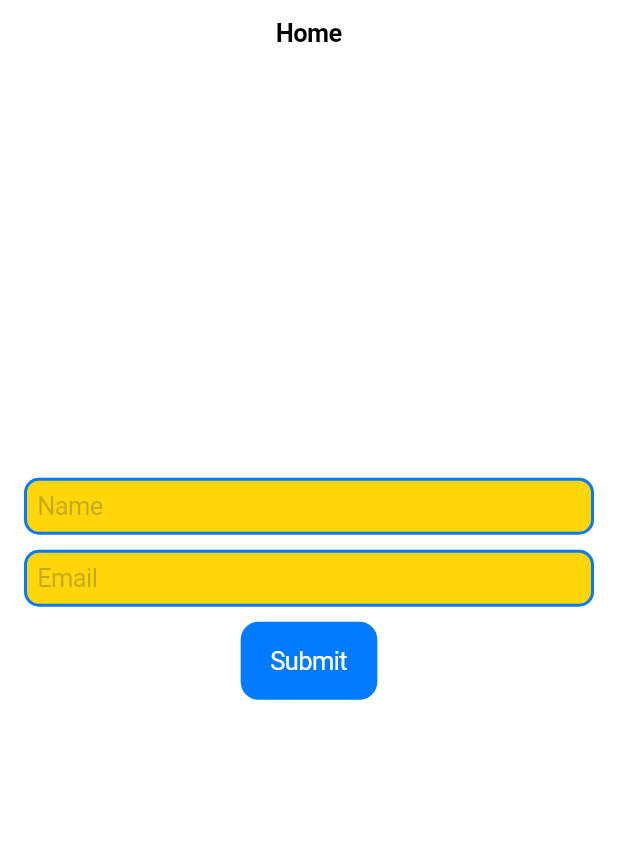
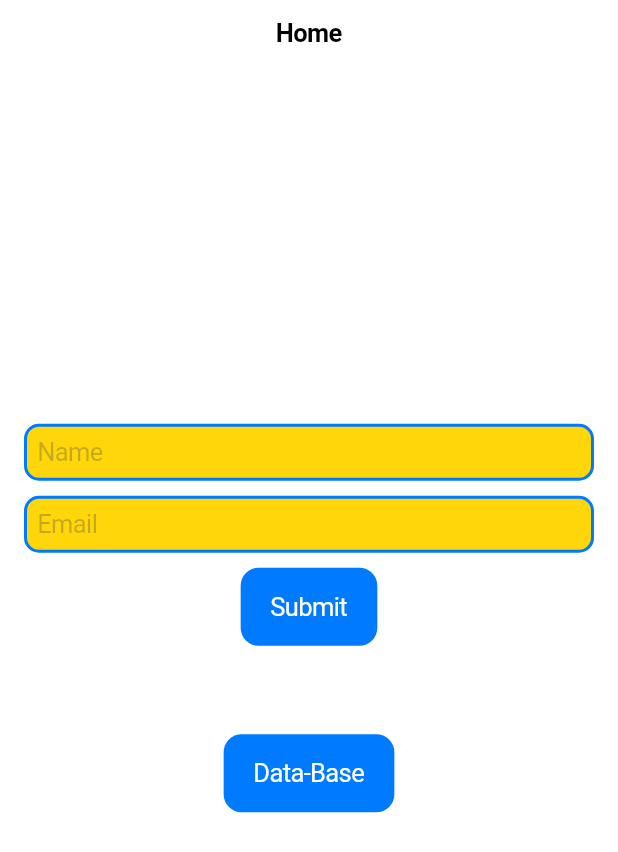
Before and after one commit to TushalKaklottar/post_api, a Flutter app: the screen it shows after launch, on a phone screen of 412 x 824 dp. Shown: the top 852 px of the screen. Run offline on Flutter 3.47's test engine with Material 2 defaults, Android fonts, the phone set to English and light mode, and no system bars; our stand-ins replace animated_splash_screen, get, google_fonts.

Commit message:
KT || 17-03-2024

```diff
--- a/lib/utils/routes.dart
+++ b/lib/utils/routes.dart
@@ -12,7 +12,7 @@ class MyRoutes {
   static List<GetPage> routes = [
     GetPage(
       name: _splash,
-      page: () => SplashScreen(),
+      page: () => const SplashScreen(),
       transition: Transition.circularReveal,
     ),
     GetPage(
--- a/lib/view/screen/home_screen.dart
+++ b/lib/view/screen/home_screen.dart
@@ -13,7 +13,7 @@ class HomePage extends StatelessWidget {
         middle: Text("Home"),
       ),
       child: Padding(
-        padding: EdgeInsets.all(16),
+        padding: const EdgeInsets.all(16),
         child: Column(
           mainAxisAlignment: MainAxisAlignment.center,
           children: [
@@ -52,12 +52,19 @@ class HomePage extends StatelessWidget {
             const SizedBox(
               height: 20,
             ),
-            Obx(
-              () => Text(
-                _apiController.result.value,
-                style: const TextStyle(fontSize: 16),
-              ),
-            )
+            Obx(() => Text(
+                  _apiController.result.value,
+                  style: const TextStyle(fontSize: 16),
+                )),
+            SizedBox(
+              height: 20,
+            ),
+            CupertinoButton.filled(
+              onPressed: () {
+                Get.to(DataBase());
+              },
+              child: const Text("Data-Base"),
+            ),
           ],
         ),
       ),
--- a/pubspec.yaml
+++ b/pubspec.yaml
@@ -40,6 +40,7 @@ dependencies:
   http_parser: ^4.0.0
   animated_splash_screen: ^1.3.0
   google_fonts: any
+  sqflite: any
 
 
 dev_dependencies:
```
Also changed, not shown: lib/model/api_model.dart (deleted, +0 -48 lines), lib/model/db_model.dart (added, +25 -0 lines), lib/view/screen/database.dart (+9 -1 lines), pubspec.lock.
